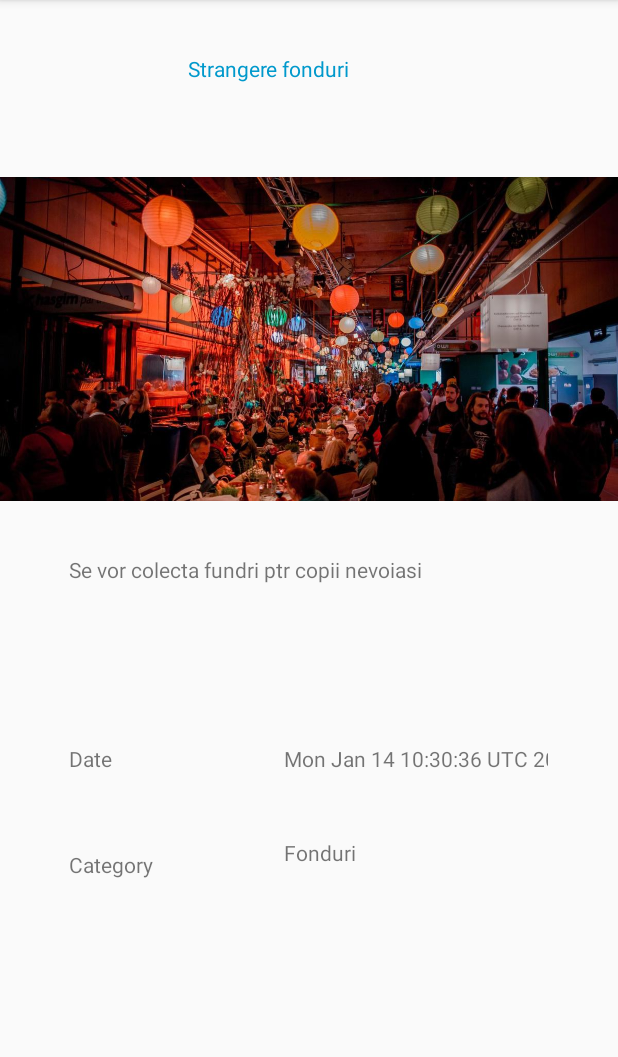
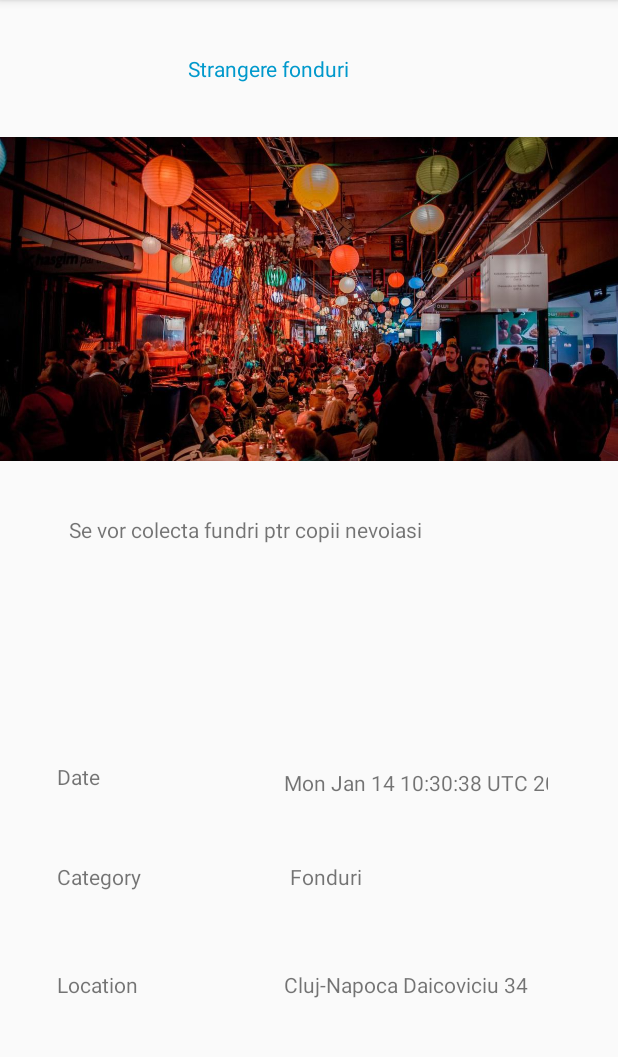
Before and after one commit to vladbrincoveanu/Android-App, an Android app: the ActivityEvents screen opened directly, with no data from a screen before it, after a tap on "JOIN", on a phone screen of 412 x 824 dp, the part 84-1141 px from its top. Run offline under Robolectric (Android 15) with nearby library versions, the phone set to English and light mode, and no system bars.

Commit message:
redo some stuff at events

```diff
--- a/app/build.gradle
+++ b/app/build.gradle
@@ -31,8 +31,8 @@ dependencies {
     implementation 'com.google.firebase:firebase-core:16.0.1'
     implementation 'com.firebaseui:firebase-ui-auth:4.1.0'
     implementation 'com.android.support:cardview-v7:28.0.0'
-    implementation 'com.google.android.gms:play-services-maps:12.0.1'
-    implementation 'com.google.android.gms:play-services-location:12.0.1'
+    implementation 'com.google.android.gms:play-services-maps:15.0.1'
+    implementation 'com.google.android.gms:play-services-location:15.0.1'
 }
 
 apply plugin: 'com.google.gms.google-services'
--- a/app/src/main/java/com/example/paulap/crowdsourcing/Models/Event.java
+++ b/app/src/main/java/com/example/paulap/crowdsourcing/Models/Event.java
@@ -7,14 +7,14 @@ import java.util.Date;
 public class Event {
     private String title;
     private String data;
-    private Location l;
+    private String location;
     private String goal;
     private String category;
 
-    public Event(String title,String data, Location l, String goal, String category) {
+    public Event(String title,String data, String location, String goal, String category) {
         this.title =title;
         this.data = data;
-        this.l = l;
+        this.location = location;
         this.goal = goal;
         this.category = category;
     }
@@ -35,12 +35,12 @@ public class Event {
         this.data = data;
     }
 
-    public Location getL() {
-        return l;
+    public String getL() {
+        return location;
     }
 
-    public void setL(Location l) {
-        this.l = l;
+    public void setL(String l) {
+        this.location = l;
     }
 
     public String getGoal() {
--- a/app/src/main/java/com/example/paulap/crowdsourcing/event/ActivityCreateEvent.java
+++ b/app/src/main/java/com/example/paulap/crowdsourcing/event/ActivityCreateEvent.java
@@ -80,17 +80,19 @@ public class ActivityCreateEvent extends AppCompatActivity implements AdapterVie
     public void CreateEvent(View view) {
         String titlu = ((EditText) findViewById(R.id.titleCreateEvent)).getText().toString();
         String descriere = ((EditText) findViewById(R.id.descriptionCreateEvent)).getText().toString();
+        String location = ((EditText) findViewById(R.id.locationCreateEvent)).getText().toString();
         final CalendarView calendarView = findViewById(R.id.dateCreateEvent);
         Toast.makeText(getApplicationContext(), calendarView.toString(), Toast.LENGTH_LONG).show();
         final String date = this.date.toString();
         String category = this.category;
 
         if(titlu.matches("") || descriere.matches("")||
-              date.matches("") || category.matches("")){
+              date.matches("") || category.matches("") || location.matches("")){
             Toast.makeText(this, "Every field is required before save!", Toast.LENGTH_SHORT).show();
         }else{
             Intent returnIntent	=	new	Intent();
             returnIntent.putExtra("titlu",titlu);
+            returnIntent.putExtra("location",location);
             returnIntent.putExtra("descriere",descriere);
             returnIntent.putExtra("date", date);
             returnIntent.putExtra("category",category);
--- a/app/src/main/java/com/example/paulap/crowdsourcing/event/ActivityEventJoin.java
+++ b/app/src/main/java/com/example/paulap/crowdsourcing/event/ActivityEventJoin.java
@@ -33,6 +33,8 @@ public class ActivityEventJoin extends AppCompatActivity {
         descriere.setText(myIntent.getStringExtra("data"));
         TextView category = (TextView) findViewById(R.id.categoryEventJoined);
         category.setText(myIntent.getStringExtra("category"));
+        TextView location = (TextView) findViewById(R.id.locationEventJoined);
+        location.setText(myIntent.getStringExtra("location"));
 
         final Toast toast = Toast.makeText(this, "You have joined the event",
                 Toast.LENGTH_SHORT);
--- a/app/src/main/java/com/example/paulap/crowdsourcing/event/ActivityEvents.java
+++ b/app/src/main/java/com/example/paulap/crowdsourcing/event/ActivityEvents.java
@@ -33,14 +33,12 @@ public class ActivityEvents extends AppCompatActivity {
 
         events = new ArrayList<>();
         eventAdapter = new EventAdapter(this, events);
-        Event msg = new Event("Strangere fonduri", new Date().toString(), new Location(""), "Se vor colecta fundri ptr copii nevoiasi", "Fonduri");
+        Event msg = new Event("Strangere fonduri", new Date().toString(), "Cluj-Napoca Daicoviciu 34", "Se vor colecta fundri ptr copii nevoiasi", "Fonduri");
+        Event msg1 = new Event("Donatii oamenii strazi", new Date().toString(), "Cluj-Napoca Daicoviciu 34", "Scopul este de a ajuta oamenii strazii cum puteti. Cu haine, mancare, adapost etc. Orice este binevenit ", "Donati");
+        Event msg2 = new Event("Ajutor oameni cu dizabilitati", new Date().toString(), "Cluj-Napoca Daicoviciu 34", "Vrem sa ajutam oamenii cu dizabilitati de toate felurile. Acest voluntariat se intampla in fiecare zi, puteti participa venind la adresa mentionatat si vom discuta despre cum puteti ajuta si pe cine.", "Voluntariat");
         events.add(msg);
-        events.add(msg);
-        events.add(msg);
-        events.add(msg);
-        events.add(msg);
-        events.add(msg);
-        events.add(msg);
+        events.add(msg1);
+        events.add(msg2);
         events.add(msg);
 
         eventAdapter.notifyDataSetChanged();
@@ -61,7 +59,8 @@ public class ActivityEvents extends AppCompatActivity {
             String	descriere = data.getStringExtra("descriere");
             String	date = data.getStringExtra("date");
             String	category = data.getStringExtra("category");
-            Event event = new Event(title,date,new Location(""),descriere,category);
+            String	location = data.getStringExtra("location");
+            Event event = new Event(title,date,location,descriere,category);
             events.add(event);
             eventAdapter.notifyDataSetChanged();
         }else if(resultCode == Activity.RESULT_CANCELED){
--- a/app/src/main/res/layout/activity_event_joined.xml
+++ b/app/src/main/res/layout/activity_event_joined.xml
@@ -3,6 +3,25 @@
                 xmlns:app="http://schemas.android.com/apk/res-auto" android:layout_width="match_parent"
                 android:layout_height="match_parent">
 
+	<TextView
+			android:layout_width="176dp"
+			android:clickable="false"
+			android:layout_height="32dp"
+			android:inputType="date"
+			android:ems="10"
+			android:id="@+id/locationEventJoined"
+			android:layout_alignEnd="@+id/descriptionEventJoined"
+			android:layout_alignTop="@+id/editText3"/>
+	<TextView
+			android:layout_width="87dp"
+			android:layout_height="32dp"
+			android:inputType="textPersonName"
+			android:text="Location"
+			android:ems="10"
+			android:clickable="false"
+			android:id="@+id/editText3"
+			android:layout_alignParentBottom="true" android:layout_marginBottom="89dp"
+			android:layout_alignStart="@+id/editText"/>
 	<TextView
 			android:layout_width="87dp"
 			android:layout_height="36dp"
@@ -11,7 +30,8 @@
 			android:ems="10"
 			android:clickable="false"
 			android:id="@+id/editText"
-			android:layout_alignTop="@+id/dateEventJoined" android:layout_alignStart="@+id/descriptionEventJoined"/>
+			android:layout_alignStart="@+id/editText2" android:layout_alignParentBottom="true"
+			android:layout_marginBottom="224dp"/>
 	<TextView
 			android:layout_width="87dp"
 			android:layout_height="32dp"
@@ -20,8 +40,8 @@
 			android:ems="10"
 			android:clickable="false"
 			android:id="@+id/editText2"
-			android:layout_alignParentBottom="true" android:layout_marginBottom="169dp"
-			android:layout_alignStart="@+id/editText"/>
+			android:layout_alignParentBottom="true" android:layout_marginBottom="161dp"
+			android:layout_toStartOf="@+id/titleEventJoined"/>
 	<TextView
 			android:text=" "
 			android:clickable="false"
@@ -35,7 +55,7 @@
 			android:layout_height="288dp" app:srcCompat="@drawable/eventimg"
 			android:id="@+id/imageEventJoined"
 			android:layout_alignParentStart="true"
-			android:layout_alignParentTop="true" android:layout_marginTop="82dp"/>
+			android:layout_below="@+id/titleEventJoined"/>
 	<TextView
 			android:text="TextView"
 			android:clickable="false"
@@ -50,8 +70,8 @@
 			android:inputType="date"
 			android:ems="10"
 			android:id="@+id/dateEventJoined"
-			android:layout_alignEnd="@+id/descriptionEventJoined" android:layout_alignParentBottom="true"
-			android:layout_marginBottom="240dp"/>
+			android:layout_alignEnd="@+id/descriptionEventJoined"
+			android:layout_alignBottom="@+id/editText"/>
 	<!--<EditText-->
 			<!--android:layout_width="69dp"-->
 			<!--android:layout_height="wrap_content"-->
@@ -63,8 +83,8 @@
 			<!--android:layout_marginBottom="249dp"/>-->
 	<TextView
 			android:layout_width="172dp"
-			android:layout_height="38dp" android:layout_alignParentBottom="true"
-			android:id="@+id/categoryEventJoined" android:layout_marginBottom="171dp"
-			android:layout_alignStart="@+id/dateEventJoined"/>
+			android:layout_height="38dp"
+			android:id="@+id/categoryEventJoined"
+			android:layout_alignEnd="@+id/descriptionEventJoined" android:layout_alignTop="@+id/editText2"/>
 
 </RelativeLayout>
```
Also changed, not shown: app/src/main/java/com/example/paulap/crowdsourcing/event/ActivityEventInvite.java (+4 -3 lines), app/src/main/res/layout/activity_create_event.xml (+7 -7 lines).
